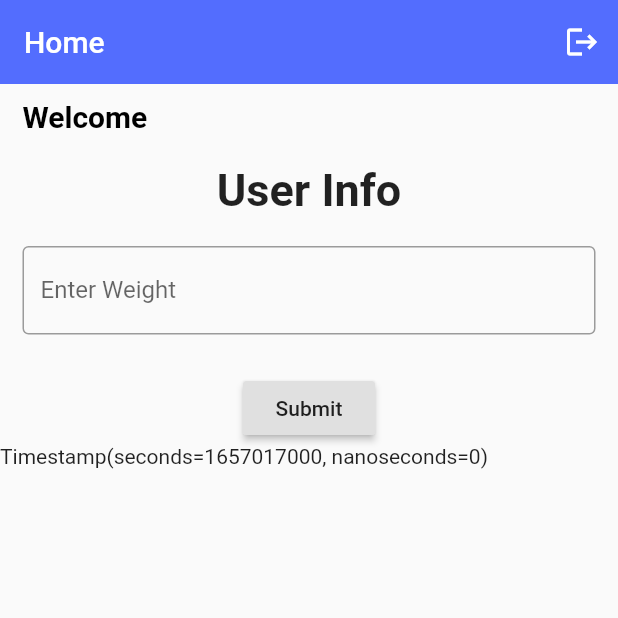
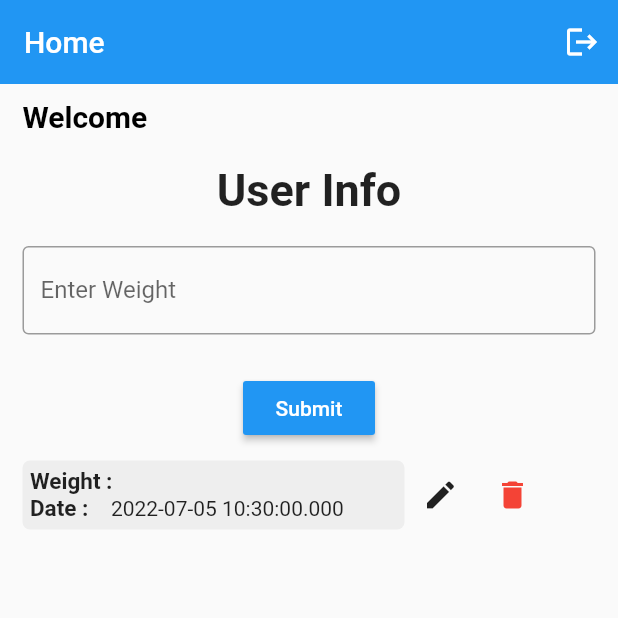
Before and after one commit to ahmedhakim0011/job_test, a Flutter app: the screen it shows once a user with an empty profile is signed in, after a tap on "Submit", on a phone screen of 412 x 824 dp, the top half of it. Run offline on Flutter 3.47's test engine with Material 2 defaults, Android fonts, the phone set to English and light mode, and no system bars; our stand-ins replace cloud_firestore, firebase_auth, firebase_core, google_fonts; accounts and stored records are empty; network calls fail.

Commit message:
stuck on delete

```diff
--- a/lib/home.dart
+++ b/lib/home.dart
@@ -1,5 +1,6 @@
 import 'package:cloud_firestore/cloud_firestore.dart';
 import 'package:flutter/material.dart';
+import 'package:job_test/data.dart';
 import 'package:job_test/model/userInfo.dart';
 import 'package:job_test/provider/user_Info_provider.dart';
 import 'package:provider/provider.dart';
@@ -14,6 +15,9 @@ class Home extends StatefulWidget {
 
 class _HomeState extends State<Home> {
   TextEditingController weightController = TextEditingController();
+  UserInfoProvider? userInfoProvider;
+
+  Function? onDelete;
 // 1
   User? user;
 
@@ -26,15 +30,49 @@ class _HomeState extends State<Home> {
     super.initState();
   }
 
+  showAlertDialog(BuildContext context, Userinfo delete) {
+    // set up the buttons
+    Widget cancelButton = TextButton(
+      child: const Text("No"),
+      onPressed: () {
+        Navigator.of(context).pop();
+      },
+    );
+    Widget continueButton = TextButton(
+      child: const Text("Yes"),
+      onPressed: () {
+        userInfoProvider!.reviewCartDataDelte(delete.Id);
+      },
+    );
+
+    // set up the AlertDialog
+    AlertDialog alert = AlertDialog(
+      title: Text("Delete"),
+      content: Text("Would you like to delete this weight ?"),
+      actions: [
+        cancelButton,
+        continueButton,
+      ],
+    );
+
+    // show the dialog
+    showDialog(
+      context: context,
+      builder: (BuildContext context) {
+        return alert;
+      },
+    );
+  }
+
   @override
   Widget build(BuildContext context) {
-    UserInfoProvider userInfoProvider = Provider.of(context);
-    userInfoProvider.getUserData();
+    userInfoProvider = Provider.of(context);
+    userInfoProvider!.getUserData();
     return Scaffold(
       appBar: AppBar(
         automaticallyImplyLeading: false,
         elevation: 0,
-        backgroundColor: Colors.indigoAccent,
+        backgroundColor: Colors.blue,
         title: const Text(
           'Home',
           style: TextStyle(
@@ -102,7 +140,7 @@ class _HomeState extends State<Home> {
                         labelText: "Enter Weight",
                         border: OutlineInputBorder(
                             borderSide: BorderSide(
-                          color: Colors.red,
+                          color: Colors.blue,
                           width: 2.0,
                         ))),
                   ),
@@ -111,11 +149,17 @@ class _HomeState extends State<Home> {
                   alignment: Alignment.center,
                   margin: const EdgeInsets.only(top: 15.0),
                   child: RaisedButton(
-                    child: const Text("Submit"),
+                    color: Colors.blue,
+                    child: const Text(
+                      "Submit",
+                      style: TextStyle(
+                        color: Colors.white,
+                      ),
+                    ),
                     onPressed: () {
-                      userInfoProvider.addUserInfo(
+                      userInfoProvider!.addUserInfo(
                         userWeight: weightController.text.toString(),
-                          ID: FirebaseAuth.instance.currentUser!.uid);
+                      );
                       weightController.clear();
                     },
                   ),
@@ -123,22 +167,114 @@ class _HomeState extends State<Home> {
               ],
             ),
             SizedBox(
-              height: 200,
+              height: 300,
               child: ListView.builder(
-                itemCount: userInfoProvider.getuserDataList.length,
+                shrinkWrap: true,
+                itemCount: userInfoProvider!.getuserDataList.length,
                 itemBuilder: ((context, index) {
-                  Userinfo data = userInfoProvider.getuserDataList[index];
+                  Userinfo data = userInfoProvider!.getuserDataList[index];
                   print(data.userWeight);
 
-                  return Column(
+                  return Container(
+                    margin: EdgeInsets.symmetric(horizontal: 15, vertical: 10),
+                    child: Column(
+                      crossAxisAlignment: CrossAxisAlignment.start,
                       children: [
                         Row(
                           children: [
+                            Expanded(
+                              flex: 2,
+                              child: Container(
+                                width: 300,
+                                padding: EdgeInsets.all(5),
+                                decoration: BoxDecoration(
+                                    color: Colors.grey[200],
+                                    borderRadius: BorderRadius.all(
+                                        Radius.circular(
+                                            5.0) //                 <--- border radius here
+                                        )),
+                                child: Column(children: [
+                                  Row(
+                                    children: [
+                                      const Text(
+                                        'Weight :',
+                                        style: TextStyle(
+                                            fontSize: 15,
+                                            fontWeight: FontWeight.bold),
+                                      ),
+                                      SizedBox(width: 15),
                                       Text(data.userWeight.toString()),
-                          Text(data.time.toString()),
                                     ],
-                      )
+                                  ),
+                                  Row(
+                                    children: [
+                                      const Text(
+                                        'Date :',
+                                        style: TextStyle(
+                                            fontSize: 15,
+                                            fontWeight: FontWeight.bold),
+                                      ),
+                                      SizedBox(width: 15),
+                                      Text(data.time!.toDate().toString()),
                                     ],
+                                  ),
+                                ]),
+                              ),
+                            ),
+                            Container(
+                              child: Expanded(
+                                flex: 1,
+                                child: Row(
+                                    mainAxisAlignment: MainAxisAlignment.start,
+                                    children: [
+                                      IconButton(
+                                          onPressed: () {},
+                                          icon: const Icon(
+                                            Icons.edit,
+                                          )),
+                                      IconButton(
+                                          onPressed: () {
+                                            showAlertDialog(context, data);
+                                          },
+                                          icon: const Icon(Icons.delete,
+                                              color: Colors.red))
+                                    ]),
+                              ),
+                            ),
+                          ],
+                        ),
+
+                        // Row(
+                        //   mainAxisAlignment: MainAxisAlignment.spaceBetween,
+                        //   children: [
+                        //     Row(
+                        //       children: [
+                        //         const Text(
+                        //           'Weight',
+                        //           style: TextStyle(
+                        //               fontSize: 15,
+                        //               fontWeight: FontWeight.bold),
+                        //         ),
+                        //         SizedBox(width: 15),
+                        //         Text(data.userWeight.toString()),
+                        //       ],
+                        //     ),
+                        //     Row(
+                        //       children: [
+                        //         const Text(
+                        //           'Date',
+                        //           style: TextStyle(
+                        //               fontSize: 15,
+                        //               fontWeight: FontWeight.bold),
+                        //         ),
+                        //         SizedBox(width: 15),
+                        //         Text(data.time!.toDate().toString()),
+                        //       ],
+                        //     ),
+                        //   ],
+                        // )
+                      ],
+                    ),
                   );
                 }),
               ),
--- a/lib/provider/user_Info_provider.dart
+++ b/lib/provider/user_Info_provider.dart
@@ -19,7 +19,7 @@ class UserInfoProvider with ChangeNotifier {
         .set({
       'userID': ID,
       'userWeight': userWeight,
-      'timeStamp': Timestamp.now()
+      'timestamp': DateTime.now()
     });
   }
 
@@ -36,7 +36,7 @@ class UserInfoProvider with ChangeNotifier {
       Userinfo userinfo = Userinfo(
           Id: element.get('userID'),
           userWeight: element.get('userWeight'),
-          time: element.get('timeStamp'));
+          time: element.get('timestamp'));
       newList.add(userinfo);
     });
 
```
Lines whose indentation alone changed are shown as unchanged.
